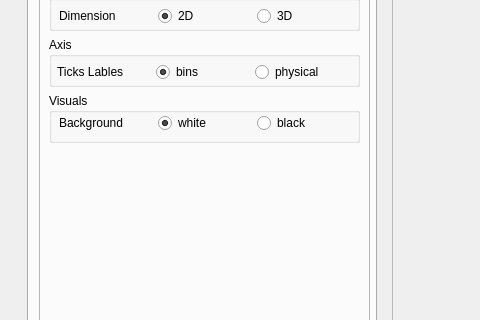
Bennys-Quarter/FMCW_Simulator, file app/ui/main_window.ui: the form before one commit; both pictures show x 0 to 480 and y 186 to 506 of the 1269 by 720 pixel window.
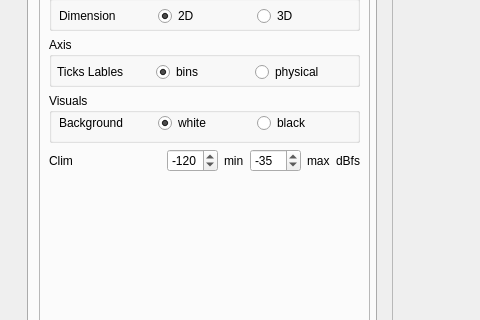
The form after the commit. Custom widgets are drawn as their Qt base class.

Patch:
```diff
--- a/app/ui/main_window.ui
+++ b/app/ui/main_window.ui
@@ -1005,6 +1005,77 @@
                 </widget>
                </widget>
               </item>
+              <item>
+               <layout class="QGridLayout" name="gridLayout_5">
+                <item row="0" column="2">
+                 <widget class="QSpinBox" name="spinMinClimBox">
+                  <property name="minimum">
+                   <number>-160</number>
+                  </property>
+                  <property name="maximum">
+                   <number>20</number>
+                  </property>
+                  <property name="value">
+                   <number>-120</number>
+                  </property>
+                 </widget>
+                </item>
+                <item row="0" column="1">
+                 <spacer name="horizontalSpacer_6">
+                  <property name="orientation">
+                   <enum>Qt::Orientation::Horizontal</enum>
+                  </property>
+                  <property name="sizeHint" stdset="0">
+                   <size>
+                    <width>40</width>
+                    <height>20</height>
+                   </size>
+                  </property>
+                 </spacer>
+                </item>
+                <item row="0" column="4">
+                 <widget class="QSpinBox" name="spinMaxClimBox">
+                  <property name="minimum">
+                   <number>-160</number>
+                  </property>
+                  <property name="maximum">
+                   <number>20</number>
+                  </property>
+                  <property name="value">
+                   <number>-35</number>
+                  </property>
+                 </widget>
+                </item>
+                <item row="0" column="3">
+                 <widget class="QLabel" name="label_31">
+                  <property name="text">
+                   <string>min</string>
+                  </property>
+                 </widget>
+                </item>
+                <item row="0" column="5">
+                 <widget class="QLabel" name="label_32">
+                  <property name="text">
+                   <string>max</string>
+                  </property>
+                 </widget>
+                </item>
+                <item row="0" column="0">
+                 <widget class="QLabel" name="label_28">
+                  <property name="text">
+                   <string>Clim</string>
+                  </property>
+                 </widget>
+                </item>
+                <item row="0" column="6">
+                 <widget class="QLabel" name="label_33">
+                  <property name="text">
+                   <string>dBfs</string>
+                  </property>
+                 </widget>
+                </item>
+               </layout>
+              </item>
               <item>
                <spacer name="verticalSpacer_4">
                 <property name="orientation">
```
